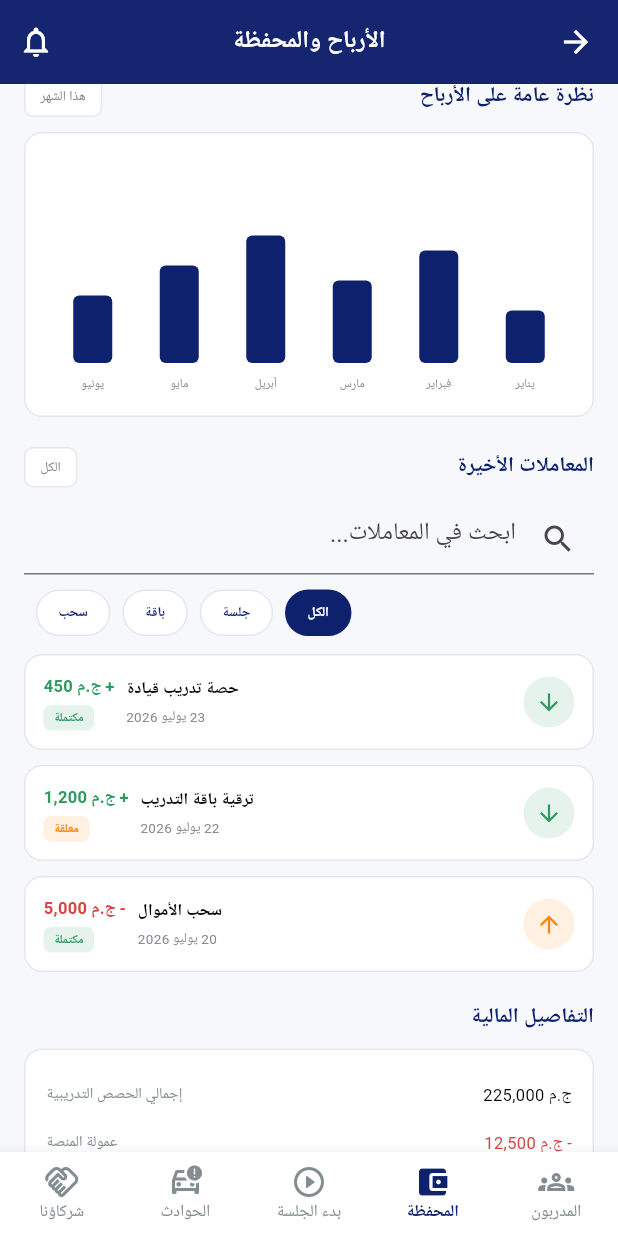
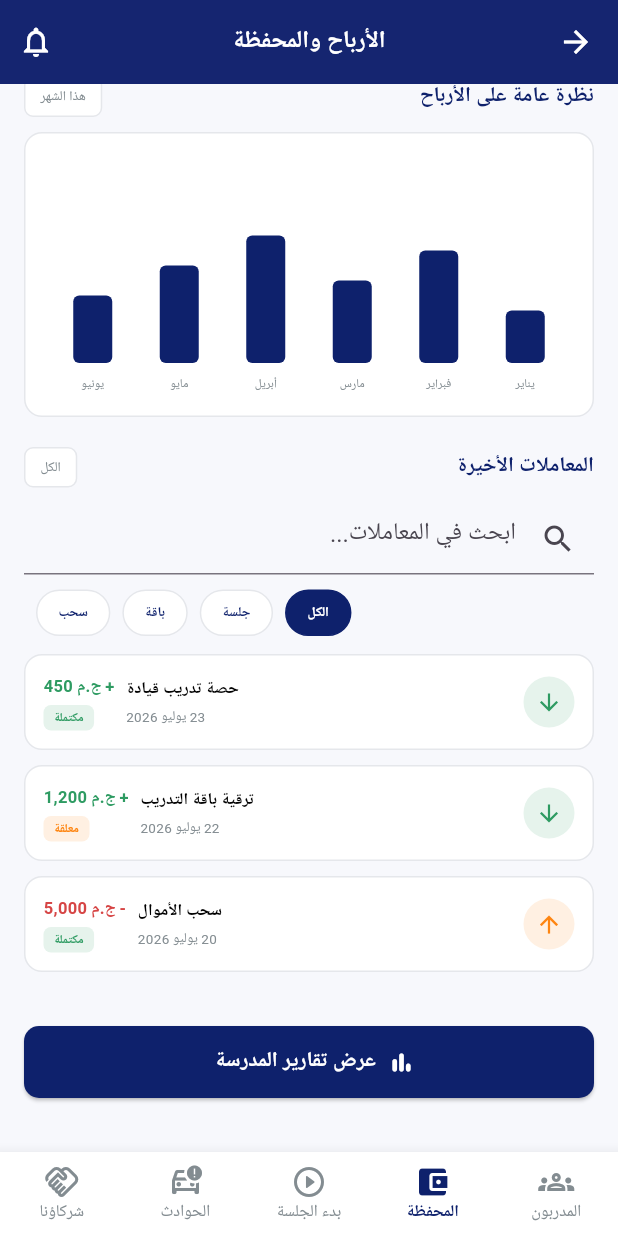
Before and after one commit to MaryamMohamed1/sawanyfinal, a Flutter app: the SchoolNavigationWrapper screen opened directly, item 2 of the bottom bar chosen, scrolled down 464 dp, on a phone screen of 412 x 824 dp. Run offline on Flutter 3.47's test engine with Material 3 defaults, Android fonts, the phone set to English and light mode, and no system bars; our stand-ins replace dio, image_picker; network calls fail.

Commit message:
update wallet

```diff
--- a/lib/tranier/trainer_students_screen.dart
+++ b/lib/tranier/trainer_students_screen.dart
@@ -199,17 +199,7 @@ class _TrainerStudentsScreenState extends State<TrainerStudentsScreen> {
             ],
           ),
         ),
-        ElevatedButton.icon(
-          onPressed: () {},
-          style: ElevatedButton.styleFrom(
-            backgroundColor: primaryNavy,
-            foregroundColor: Colors.white,
-            shape: RoundedRectangleBorder(borderRadius: BorderRadius.circular(10)),
-            padding: const EdgeInsets.symmetric(horizontal: 16, vertical: 10),
-          ),
-          icon: const Icon(Icons.add, size: 16),
-          label: const Text('حجز حصة', style: TextStyle(fontWeight: FontWeight.bold, fontSize: 12)),
-        ),
+
       ],
     );
   }
--- a/lib/wallet/earnings_wallet/screens/earnings_wallet_screen.dart
+++ b/lib/wallet/earnings_wallet/screens/earnings_wallet_screen.dart
@@ -10,7 +10,7 @@ import '../widgets/wallet_balance_card.dart';
 
 import '../widgets/transaction_card.dart';
 
-import '../widgets/financial_details_card.dart';
+// import '../widgets/financial_details_card.dart';
 
 import '../../widgets/school_app_bar.dart';
 import '../../school_reports/screens/school_reports_screen.dart';
@@ -140,10 +140,10 @@ class _EarningsWalletScreenState extends State<EarningsWalletScreen> {
                       itemCount: filteredTransactions.length,
                       itemBuilder: (context, index) => TransactionCard(transaction: filteredTransactions[index]),
                     ),
+                    // const SizedBox(height: 10),
+                    // _buildSectionTitle(title: 'التفاصيل المالية', trailing: ''),
                     const SizedBox(height: 10),
-                    _buildSectionTitle(title: 'التفاصيل المالية', trailing: ''),
-                    const SizedBox(height: 10),
-                    const FinancialDetailsCard(),
+                    // const FinancialDetailsCard(),
                     const SizedBox(height: 16),
                     ElevatedButton.icon(
                       onPressed: () => Navigator.push(context, MaterialPageRoute(builder: (_) => const SchoolReportsScreen())),
--- a/lib/wallet/earnings_wallet/widgets/financial_details_card.dart
+++ b/lib/wallet/earnings_wallet/widgets/financial_details_card.dart
@@ -1,128 +1,128 @@
-import 'package:flutter/material.dart';
+// import 'package:flutter/material.dart';
 
-import '../../../../core/theme/app_colors.dart';
+// import '../../../../core/theme/app_colors.dart';
 
-class FinancialDetailsCard
-    extends StatelessWidget {
-  const FinancialDetailsCard({
-    super.key,
-  });
+// class FinancialDetailsCard
+//     extends StatelessWidget {
+//   const FinancialDetailsCard({
+//     super.key,
+//   });
 
-  @override
-  Widget build(BuildContext context) {
-    return Container(
-      padding:
-          const EdgeInsets.all(14),
+//   @override
+//   Widget build(BuildContext context) {
+//     return Container(
+//       padding:
+//           const EdgeInsets.all(14),
 
-      decoration: BoxDecoration(
-        color: AppColors.white,
+//       decoration: BoxDecoration(
+//         color: AppColors.white,
 
-        borderRadius:
-            BorderRadius.circular(12),
+//         borderRadius:
+//             BorderRadius.circular(12),
 
-        border: Border.all(
-          color: AppColors.border,
-        ),
-      ),
+//         border: Border.all(
+//           color: AppColors.border,
+//         ),
+//       ),
 
-      child: Column(
-        children: [
-          _buildRow(
-            title: 'إجمالي الحصص التدريبية',
+//       child: Column(
+//         children: [
+//           _buildRow(
+//             title: 'إجمالي الحصص التدريبية',
 
-            value: 'ج.م 225,000',
-          ),
+//             value: 'ج.م 225,000',
+//           ),
 
-          _buildRow(
-            title: 'عمولة المنصة',
+//           _buildRow(
+//             title: 'عمولة المنصة',
 
-            value: '- ج.م 12,500',
+//             value: '- ج.م 12,500',
 
-            valueColor:
-                AppColors.error,
-          ),
+//             valueColor:
+//                 AppColors.error,
+//           ),
 
-          _buildRow(
-            title: 'رسوم أخرى',
+//           _buildRow(
+//             title: 'رسوم أخرى',
 
-            value: '- ج.م 4,000',
+//             value: '- ج.م 4,000',
 
-            valueColor:
-                AppColors.error,
-          ),
+//             valueColor:
+//                 AppColors.error,
+//           ),
 
-          const Divider(
-            color: AppColors.border,
-          ),
+//           const Divider(
+//             color: AppColors.border,
+//           ),
 
-          _buildRow(
-            title: 'المستحقات النهائية',
+//           _buildRow(
+//             title: 'المستحقات النهائية',
 
-            value: 'ج.م 187,450',
+//             value: 'ج.م 187,450',
 
-            valueColor:
-                AppColors.primary,
+//             valueColor:
+//                 AppColors.primary,
 
-            isBold: true,
-          ),
-        ],
-      ),
-    );
-  }
+//             isBold: true,
+//           ),
+//         ],
+//       ),
+//     );
+//   }
 
-  Widget _buildRow({
-    required String title,
+//   Widget _buildRow({
+//     required String title,
 
-    required String value,
+//     required String value,
 
-    Color? valueColor,
+//     Color? valueColor,
 
-    bool isBold = false,
-  }) {
-    return Padding(
-      padding:
-          const EdgeInsets.symmetric(
-        vertical: 8,
-      ),
+//     bool isBold = false,
+//   }) {
+//     return Padding(
+//       padding:
+//           const EdgeInsets.symmetric(
+//         vertical: 8,
+//       ),
 
-      child: Row(
-        mainAxisAlignment:
-            MainAxisAlignment
-                .spaceBetween,
+//       child: Row(
+//         mainAxisAlignment:
+//             MainAxisAlignment
+//                 .spaceBetween,
 
-        children: [
-          Text(
-            value,
+//         children: [
+//           Text(
+//             value,
 
-            style: TextStyle(
-              fontSize: 11,
+//             style: TextStyle(
+//               fontSize: 11,
 
-              fontWeight: isBold
-                  ? FontWeight.bold
-                  : FontWeight.normal,
+//               fontWeight: isBold
+//                   ? FontWeight.bold
+//                   : FontWeight.normal,
 
-              color: valueColor ??
-                  AppColors.black,
-            ),
-          ),
+//               color: valueColor ??
+//                   AppColors.black,
+//             ),
+//           ),
 
-          Text(
-            title,
+//           Text(
+//             title,
 
-            style: TextStyle(
-              fontSize: 10,
+//             style: TextStyle(
+//               fontSize: 10,
 
-              fontWeight: isBold
-                  ? FontWeight.bold
-                  : FontWeight.normal,
+//               fontWeight: isBold
+//                   ? FontWeight.bold
+//                   : FontWeight.normal,
 
-              color: isBold
-                  ? AppColors.primary
-                  : AppColors.gray,
-            ),
-          ),
-        ],
-      ),
-    );
-  }
-}
+//               color: isBold
+//                   ? AppColors.primary
+//                   : AppColors.gray,
+//             ),
+//           ),
+//         ],
+//       ),
+//     );
+//   }
+// }
```
Also changed, not shown: pubspec.lock.
